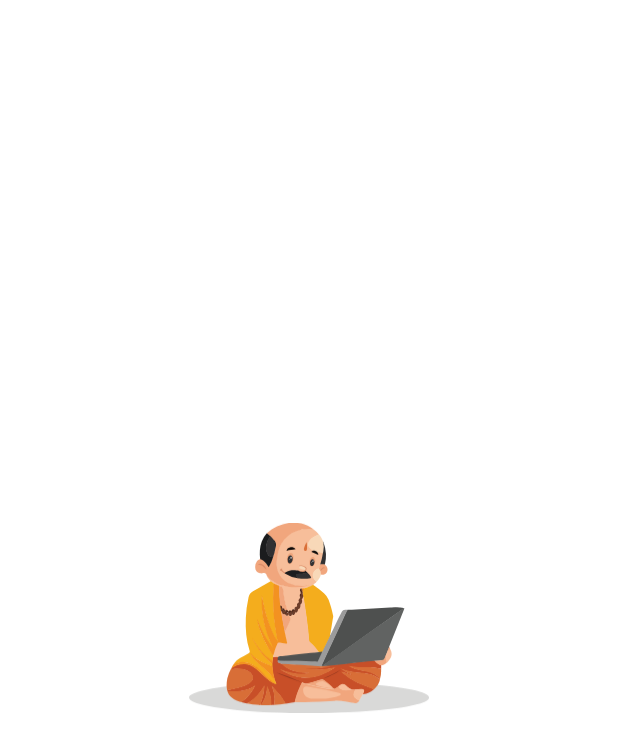
After one commit to Mr-Akki-Jangir/AstroSolution, an Android app: the layout splash_screen_activity.xml on its own in the app's theme, with its tools: preview values and no code run, on a phone screen of 412 x 824 dp. The commit adds this screen. Shown: the top 752 px of the screen. Run offline under Robolectric (Android 15) with nearby library versions, the phone set to English and light mode, and no system bars.

Commit message:
logo and slash screen

```diff
--- /dev/null
+++ b/app/src/main/res/layout/splash_screen_activity.xml
@@ -0,0 +1,17 @@
+<?xml version="1.0" encoding="utf-8"?>
+<androidx.constraintlayout.widget.ConstraintLayout xmlns:android="http://schemas.android.com/apk/res/android"
+    xmlns:app="http://schemas.android.com/apk/res-auto"
+    android:layout_width="match_parent"
+    android:layout_height="match_parent">
+
+    <ImageView
+        android:id="@+id/Splash_Img"
+        android:layout_width="160dp"
+        android:layout_height="160dp"
+        android:src="@drawable/panditwithlaptop"
+        app:layout_constraintBottom_toBottomOf="parent"
+        app:layout_constraintLeft_toLeftOf="parent"
+        app:layout_constraintRight_toRightOf="parent"
+        app:layout_constraintTop_toTopOf="parent"/>
+
+</androidx.constraintlayout.widget.ConstraintLayout>
--- a/app/src/main/res/values/strings.xml
+++ b/app/src/main/res/values/strings.xml
@@ -4,7 +4,7 @@
     <!-- Used in Codes -->
     <string name="FromEmail">gopooja011@gmail.com</string>
     <string name="FromEmailPass">bhargav12</string>
-    <string name="ToMail">newakshayjangir@gmail.com</string>
+    <string name="ToMail">bhargavshab800@gmail.com</string>
 
     <!-- Used in layouts -->
 
```
Also changed, not shown: app/src/main/AndroidManifest.xml (+4 -3 lines), app/src/main/java/com/ak_applications/astrosolution/splash_screen.kt (+15 -0 lines).
